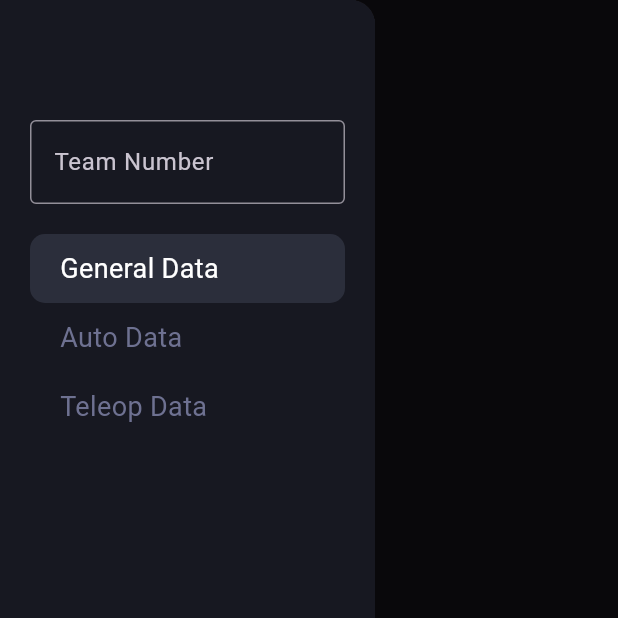
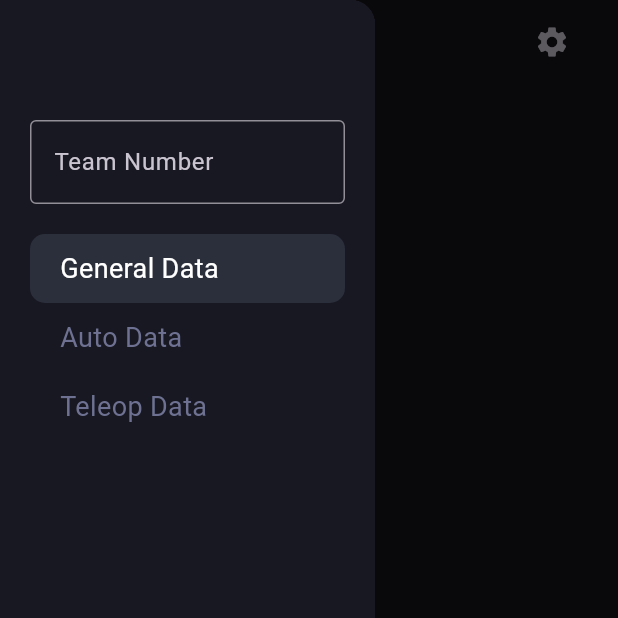
Before and after one commit to eran0926/FRC6998_2025_scouting_viewer, a Flutter app: the screen it shows after launch, with the side drawer open, on a phone screen of 412 x 824 dp, the top half of it. Run offline on Flutter 3.47's test engine with Material 3 defaults, Android fonts, the phone set to English and light mode, and no system bars; our stand-ins replace fl_chart, go_router, logger, responsive_framework; network calls fail.

Commit message:
feat: add Settings page and update routing in MainPage

```diff
--- a/lib/pages/main_page.dart
+++ b/lib/pages/main_page.dart
@@ -1,6 +1,8 @@
 import 'package:flutter/material.dart';
+import 'package:go_router/go_router.dart';
 import 'package:responsive_framework/responsive_framework.dart';
 import 'package:viewer/widgets/side_menu_widget.dart';
+import 'package:viewer/widgets/team_number_input_widget.dart';
 
 class MainPage extends StatelessWidget {
   final String title;
@@ -11,10 +13,12 @@ class MainPage extends StatelessWidget {
   @override
   Widget build(BuildContext context) {
     return Scaffold(
-        appBar: !ResponsiveBreakpoints.of(context).largerThan(TABLET)
-            ? AppBar(
-                title: Text(title),
-                leading: Builder(
+        // appBar: !ResponsiveBreakpoints.of(context).largerThan(TABLET)
+        //     ? AppBar(
+        appBar: AppBar(
+          title: Text(title),
+          leading: !ResponsiveBreakpoints.of(context).largerThan(TABLET)
+              ? Builder(
                   builder: (context) {
                     return IconButton(
                       icon: const Icon(Icons.menu),
@@ -23,9 +27,21 @@ class MainPage extends StatelessWidget {
                       },
                     );
                   },
-                ),
-              )
-            : null,
+                )
+              : null,
+          actions: [
+            Padding(
+              padding: const EdgeInsets.only(right: 20),
+              child: IconButton(
+                icon: const Icon(Icons.settings),
+                onPressed: () {
+                  context.push('/settings');
+                },
+              ),
+            ),
+          ],
+        ),
+        // : null,
         drawer: !ResponsiveBreakpoints.of(context).largerThan(TABLET)
             ? SizedBox(
                 width: 250,
--- a/lib/router.dart
+++ b/lib/router.dart
@@ -1,6 +1,7 @@
 import 'package:go_router/go_router.dart';
 import 'package:viewer/data/side_menu_data.dart';
 import 'package:viewer/pages/main_page.dart'; // Import the side menu data
+import 'package:viewer/pages/settings_page.dart';
 
 final router = GoRouter(
   initialLocation: '/',
@@ -20,5 +21,6 @@ final router = GoRouter(
         );
       }).toList(),
     ),
+    GoRoute(path: '/settings', builder: (context, state) => SettingsPage()),
   ],
 );
```
Also changed, not shown: lib/pages/settings_page.dart (added, +17 -0 lines).
